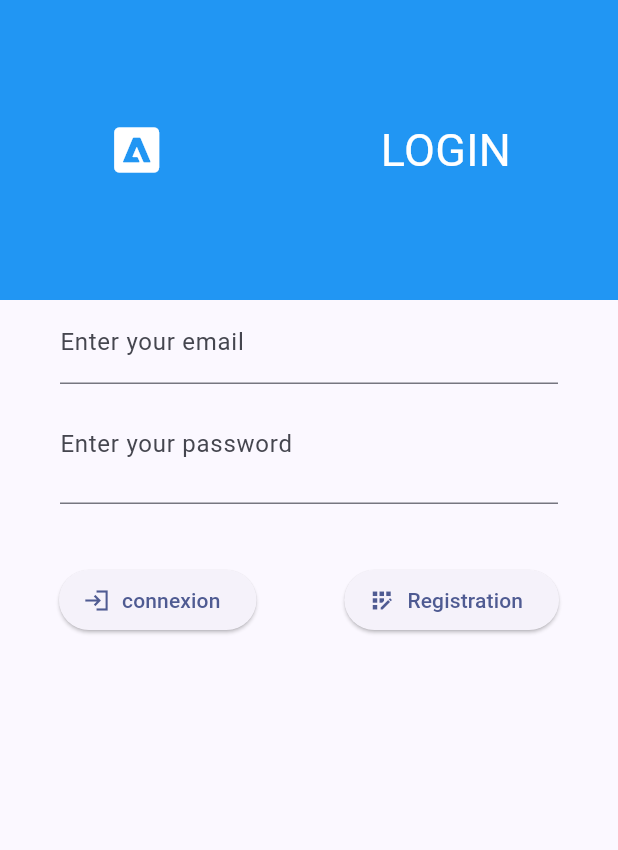
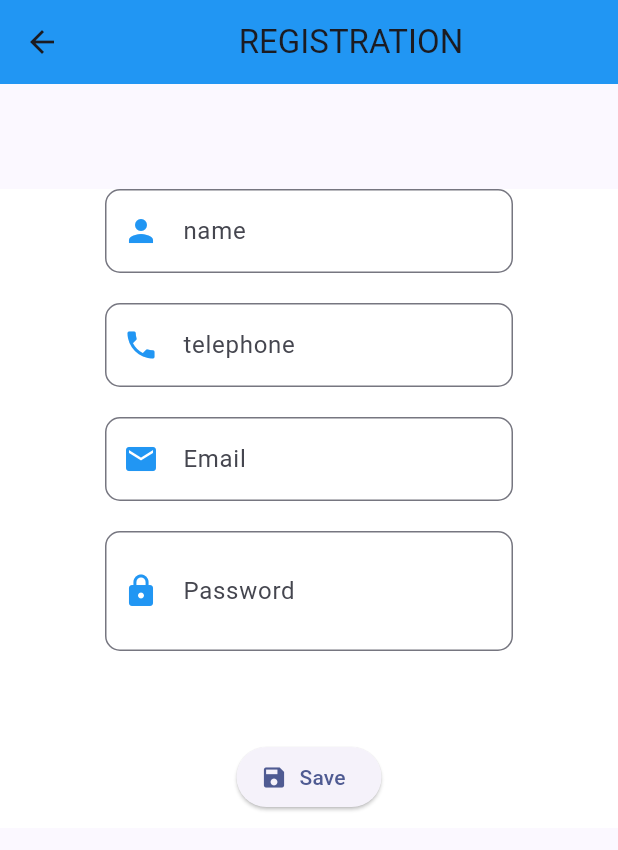
Before and after one commit to Jeremy-Siviholya/FlutterApp, a Flutter app: the screen it shows after launch, after a tap on "Registration", on a phone screen of 412 x 824 dp. Shown: the top 850 px of the screen. Run offline on Flutter 3.47's test engine with Material 2 defaults, Android fonts, the phone set to English and light mode, and no system bars.

Commit message:
add RegistrationPage

```diff
--- a/lib/LoginPage.dart
+++ b/lib/LoginPage.dart
@@ -1,4 +1,5 @@
 import 'package:flutter/material.dart';
+import 'package:flutter_application_1/RegistrationPage.dart';
 
 class LoginPage extends StatefulWidget {
   const LoginPage({super.key});
@@ -11,12 +12,10 @@ class _LoginPageState extends State<LoginPage> {
   @override
   void initState() {
     super.initState();
-    print("State page");
   }
 
   dispose() {
     super.dispose();
-    print("Exit page");
   }
 
   bool view = true;
@@ -49,6 +48,7 @@ class _LoginPageState extends State<LoginPage> {
               ],
             ),
           ),
+          const SizedBox(height: 50,),
           Container(
             child: Form(
                 child: Column(
@@ -58,8 +58,12 @@ class _LoginPageState extends State<LoginPage> {
                         horizontal: large < 900 ? 40 : large / 4),
                     child: TextFormField(
                       decoration:
-                          InputDecoration(label: Text('Enter your email')),
+                         const InputDecoration(label: Text('Enter your email'),
+                         border: OutlineInputBorder(borderRadius: BorderRadius.all(Radius.circular(10))),
+                         hintText: 'your email'
+                         ),
                     )),
+                   const SizedBox(height: 20,),
                 Padding(
                     padding: EdgeInsets.symmetric(
                         horizontal: large < 900 ? 40 : large / 4),
@@ -67,6 +71,7 @@ class _LoginPageState extends State<LoginPage> {
                       obscureText: view,
                       decoration: InputDecoration(
                           label: const Text('Enter your password'),
+                          border:const OutlineInputBorder(borderRadius: BorderRadius.all(Radius.circular(10))),
                           suffix: IconButton(
                               onPressed: () => {
                                     setState(() {
@@ -77,6 +82,7 @@ class _LoginPageState extends State<LoginPage> {
                                   ? const Icon(Icons.visibility_off)
                                   : const Icon(Icons.visibility))),
                     )),
+                    const SizedBox(height: 70,),
                     Padding(
                      padding: EdgeInsets.symmetric(
 
@@ -86,7 +92,9 @@ class _LoginPageState extends State<LoginPage> {
                         children: [
 
                       ElevatedButton.icon(onPressed: ()=>{}, icon: Icon(Icons.login_sharp), label: Text('connexion')),
-                      ElevatedButton.icon(onPressed: ()=>{}, icon: Icon(Icons.app_registration), label: Text('Registration'))
+                      ElevatedButton.icon(onPressed: ()=>{
+                        Navigator.push(context,MaterialPageRoute(builder: (context)=>RegistrationPage(),))
+                      }, icon:const Icon(Icons.app_registration), label:const Text('Registration'))
                       ],),
                     )
 
--- /dev/null
+++ b/lib/RegistrationPage.dart
@@ -0,0 +1,112 @@
+import 'package:flutter/material.dart';
+class RegistrationPage extends StatefulWidget {
+  const RegistrationPage({super.key});
+
+  @override
+  State<RegistrationPage> createState() => _RegistrationPageState();
+}
+
+var view = true;
+class _RegistrationPageState extends State<RegistrationPage> {
+  @override
+  Widget build(BuildContext context) {
+    final large = MediaQuery.of(context).size.width;
+    return Scaffold(
+      appBar:  AppBar(
+        title:const Center(
+          child: Text("REGISTRATION"),
+        ),
+        backgroundColor: Colors.blue,
+      ),
+       body: SingleChildScrollView(
+        child: Padding(
+          padding: const EdgeInsets.only(top: 70),
+          child: Container(
+            color:Colors.white,
+            child: Column(
+              children: [
+                Container(
+                  child: Form(
+                      child: Column(
+                        mainAxisAlignment: MainAxisAlignment.spaceAround,
+                    children: [
+                      Padding(
+                          padding: EdgeInsets.symmetric(
+                              horizontal: large < 900 ? 70 : large / 4),
+                          child: TextFormField(
+
+                            decoration: const InputDecoration(
+                              label: Text("name"),
+                              prefixIcon: Icon(Icons.person,color: Colors.blue),
+                              border: OutlineInputBorder(borderRadius: BorderRadius.all(Radius.circular(10))),
+                              hintText: 'Your name',
+
+                            ),
+                          )),
+                          const SizedBox(height: 20,),
+                           Padding(
+                          padding: EdgeInsets.symmetric(
+                              horizontal: large < 900 ? 70 : large / 4),
+                          child: TextFormField(
+                            decoration: const InputDecoration(
+                              label: Text("telephone"),
+                              hintText: 'Your phone number',
+                              prefixIcon: Icon(Icons.phone,color: Colors.blue),
+                              border: OutlineInputBorder(borderRadius: BorderRadius.all(Radius.circular(10)))
+                            ),
+                          )),
+                          const SizedBox(height: 20,),
+                           Padding(
+                          padding: EdgeInsets.symmetric(
+                              horizontal: large < 900 ? 70 : large / 4),
+                          child: TextFormField(
+                            decoration: const InputDecoration(
+                              label: Text("Email"),
+                              border: OutlineInputBorder(borderRadius: BorderRadius.all(Radius.circular(10))),
+                              prefixIcon: Icon(Icons.email,color: Colors.blue),
+                            ),
+                          )),
+                          const SizedBox(height: 20,),
+                      Padding(
+                          padding: EdgeInsets.symmetric(
+                              horizontal: large < 900 ? 70 : large / 4),
+                          child: TextFormField(
+                            obscureText: view,
+                            decoration: InputDecoration(
+                              suffix: IconButton(
+                                onPressed: () {
+                                  setState(() {
+                                    view = !view;
+                                  });
+                                },
+                                icon: view
+                                    ? const Icon(Icons.visibility_off)
+                                    : const Icon(Icons.visibility),
+                              ),
+                              label: const Text("Password"),
+                              prefixIcon:const Icon(Icons.lock,color: Colors.blue,),
+                              border:const OutlineInputBorder(borderRadius: BorderRadius.all(Radius.circular(10))),
+                            ),
+                          )),
+                          const SizedBox(height: 50,),
+                      Padding(
+                        padding: EdgeInsets.symmetric(
+                            vertical: 10, horizontal: large < 900 ? 10 : large / 4),
+                        child: Row(
+                          mainAxisAlignment: MainAxisAlignment.spaceAround,
+                          children: [
+                           ElevatedButton.icon(onPressed: ()=>{}, icon:const Icon(Icons.save), label:const Text('Save'))
+                          ],
+                        ),
+                      )
+                    ],
+                  )),
+                )
+              ],
+            ),
+          ),
+        ),
+      ),
+    );
+  }
+}
--- a/lib/main.dart
+++ b/lib/main.dart
@@ -1,5 +1,4 @@
 import 'package:flutter/material.dart';
-import 'package:flutter_application_1/HomePage.dart';
 import 'package:flutter_application_1/LoginPage.dart';
 
 void main() {
```
